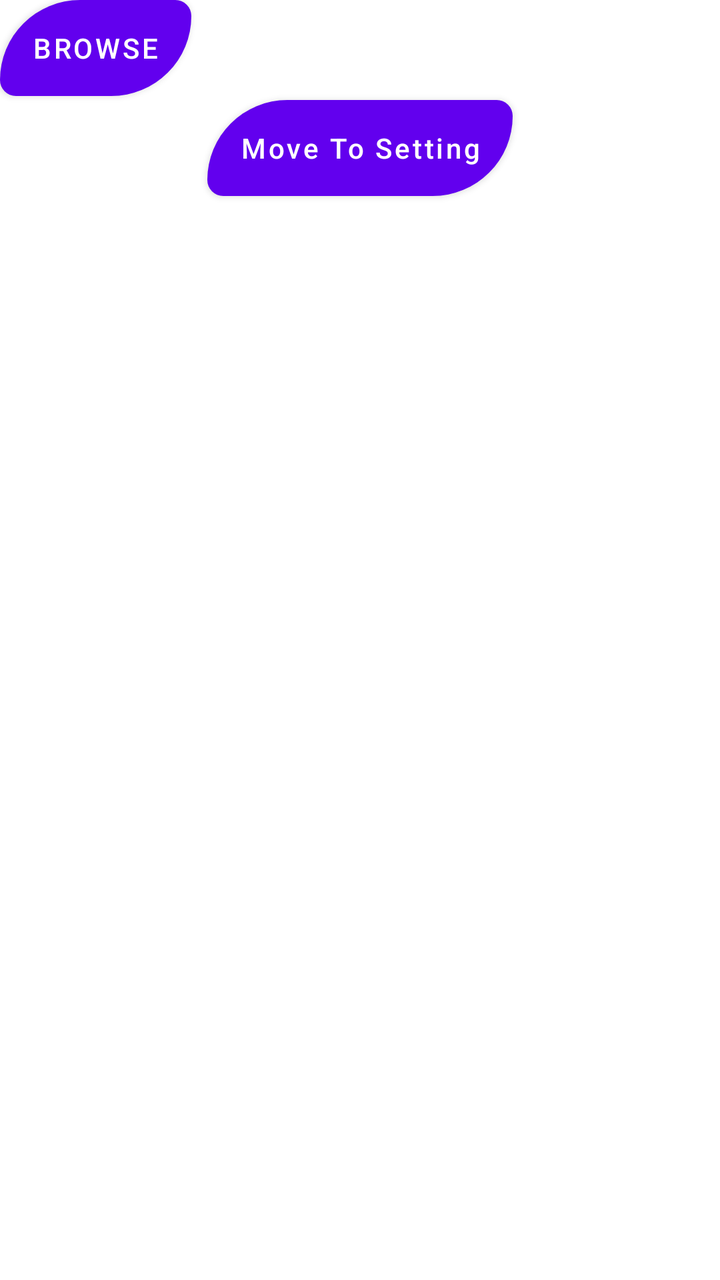
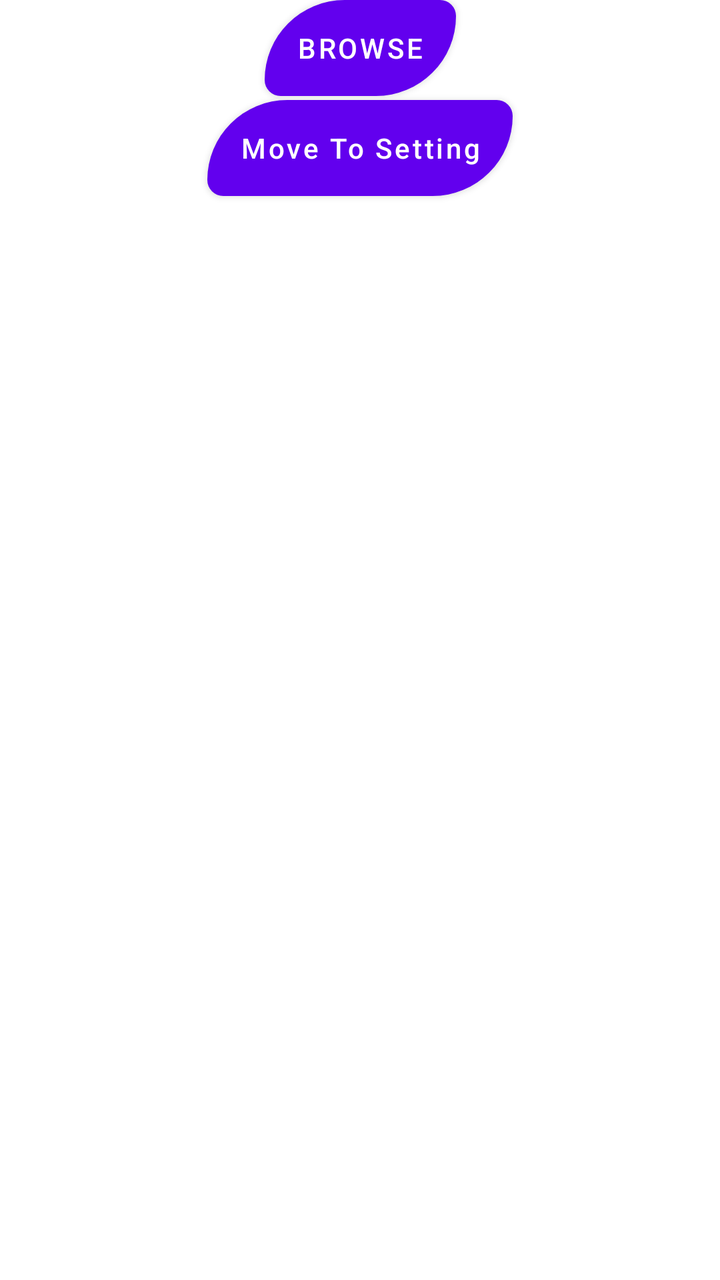

The first picture is an Android layout as it rendered before a commit; the second is the same layout after the commit. The layout source and the unified diff follow.
<!-- AndroidManifest.xml: application theme Theme.Intent -->
<!-- res/layout/activity_home.xml -->
<?xml version="1.0" encoding="utf-8"?>
<androidx.constraintlayout.widget.ConstraintLayout xmlns:android="http://schemas.android.com/apk/res/android"
    xmlns:app="http://schemas.android.com/apk/res-auto"
    xmlns:tools="http://schemas.android.com/tools"
    android:layout_width="match_parent"
    android:layout_height="match_parent"
    tools:context=".activity.HomeActivity">

    <Button
        android:id="@+id/homeBtn"
        android:layout_width="wrap_content"
        android:layout_height="wrap_content"
        android:text="@string/home_Btn_text"
        android:background="@drawable/rounded_corners"
        android:textAllCaps="false"
        android:backgroundTint="@null"
        android:layout_marginTop="50dp"
        app:layout_constraintEnd_toEndOf="parent"
        app:layout_constraintStart_toStartOf="parent"
        app:layout_constraintTop_toTopOf="parent" />

    <Button
        android:id="@+id/browserBtn"
        android:layout_width="wrap_content"
        android:layout_height="wrap_content"
        android:text="@string/browse_btn_txt"
        android:background="@drawable/rounded_corners"
        android:backgroundTint="@null"
        android:textAllCaps="false"
        android:layout_marginTop="@dimen/default_margin"
        app:layout_constraintStart_toStartOf="parent"
        />

</androidx.constraintlayout.widget.ConstraintLayout>
<!-- resources referenced by this layout -->
<resources>
  <dimen name="default_margin">30dp</dimen>
  <!-- drawable rounded_corners (drawable) -->
  <?xml version="1.0" encoding="utf-8"?>
  <shape xmlns:android="http://schemas.android.com/apk/res/android"
      android:shape="rectangle">
      <solid android:color="#0369a1"/>
      <corners
          android:topLeftRadius="@dimen/maximum_corner_radius"
          android:topRightRadius="@dimen/minimum_corner_radius"
          android:bottomRightRadius="@dimen/maximum_corner_radius"
          android:bottomLeftRadius="@dimen/minimum_corner_radius"/>
      <stroke android:width="@dimen/zero"/>
      <padding
          android:left="@dimen/default_padding"
          android:top="@dimen/default_padding"
          android:right="@dimen/default_padding"
          android:bottom="@dimen/default_padding"/>
  </shape>
  <string name="browse_btn_txt">BROWSE</string>
  <string name="home_Btn_text">Move To Setting</string>
  <style name="Theme.Intent" parent="Theme.MaterialComponents.DayNight.DarkActionBar">
          
          <item name="colorPrimary">@color/purple_500</item>
          <item name="colorPrimaryVariant">@color/purple_700</item>
          <item name="colorOnPrimary">@color/white</item>
          
          <item name="colorSecondary">@color/teal_200</item>
          <item name="colorSecondaryVariant">@color/teal_700</item>
          <item name="colorOnSecondary">@color/black</item>
          
          <item name="android:statusBarColor">?attr/colorPrimaryVariant</item>
          
      </style>
  <dimen name="maximum_corner_radius">50dp</dimen>
  <dimen name="minimum_corner_radius">10dp</dimen>
  <dimen name="zero">0dp</dimen>
  <dimen name="default_padding">5dp</dimen>
  <color name="purple_500">#FF6200EE</color>
  <color name="purple_700">#FF3700B3</color>
  <color name="white">#FFFFFFFF</color>
  <color name="teal_200">#FF03DAC5</color>
  <color name="teal_700">#FF018786</color>
  <color name="black">#FF000000</color>
</resources>

<!-- the commit's change to res/layout/activity_home.xml (unified diff, before → after) -->
@@ -29,6 +29,6 @@
         android:textAllCaps="false"
         android:layout_marginTop="@dimen/default_margin"
         app:layout_constraintStart_toStartOf="parent"
-        />
+        app:layout_constraintEnd_toEndOf="parent"/>
 
 </androidx.constraintlayout.widget.ConstraintLayout>
